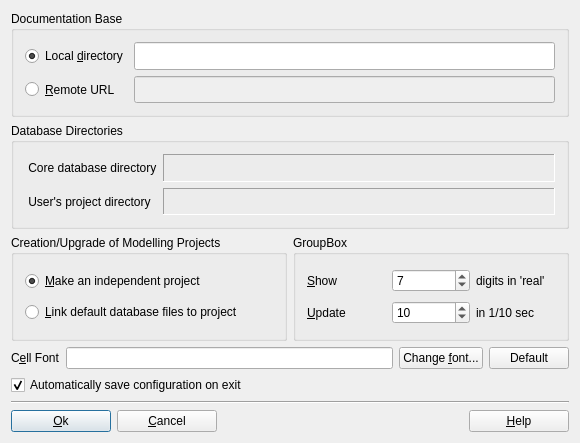
Qt form gems3/vizor4/dlg4/SettingsDialog4.ui (gemshub/GEMSGUI) before a commit.
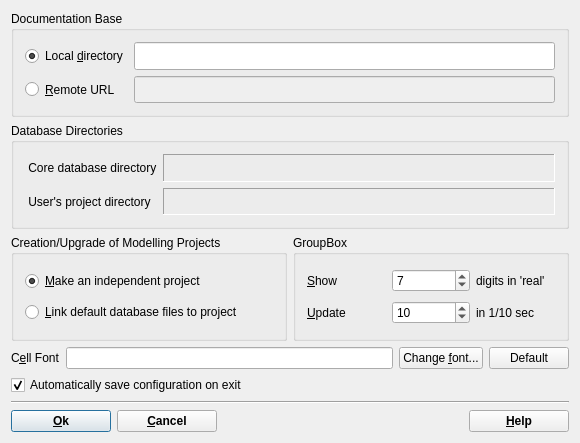
The same form after that commit.

```diff
--- a/gems3/vizor4/dlg4/SettingsDialog4.ui
+++ b/gems3/vizor4/dlg4/SettingsDialog4.ui
@@ -372,6 +372,12 @@
          <height>0</height>
         </size>
        </property>
+       <property name="font">
+        <font>
+         <weight>75</weight>
+         <bold>true</bold>
+        </font>
+       </property>
        <property name="text">
         <string>&amp;Ok</string>
        </property>
@@ -391,6 +397,12 @@
          <height>0</height>
         </size>
        </property>
+       <property name="font">
+        <font>
+         <weight>75</weight>
+         <bold>true</bold>
+        </font>
+       </property>
        <property name="text">
         <string>&amp;Cancel</string>
        </property>
@@ -420,6 +432,12 @@
          <height>0</height>
         </size>
        </property>
+       <property name="font">
+        <font>
+         <weight>75</weight>
+         <bold>true</bold>
+        </font>
+       </property>
        <property name="text">
         <string>&amp;Help</string>
        </property>
```
